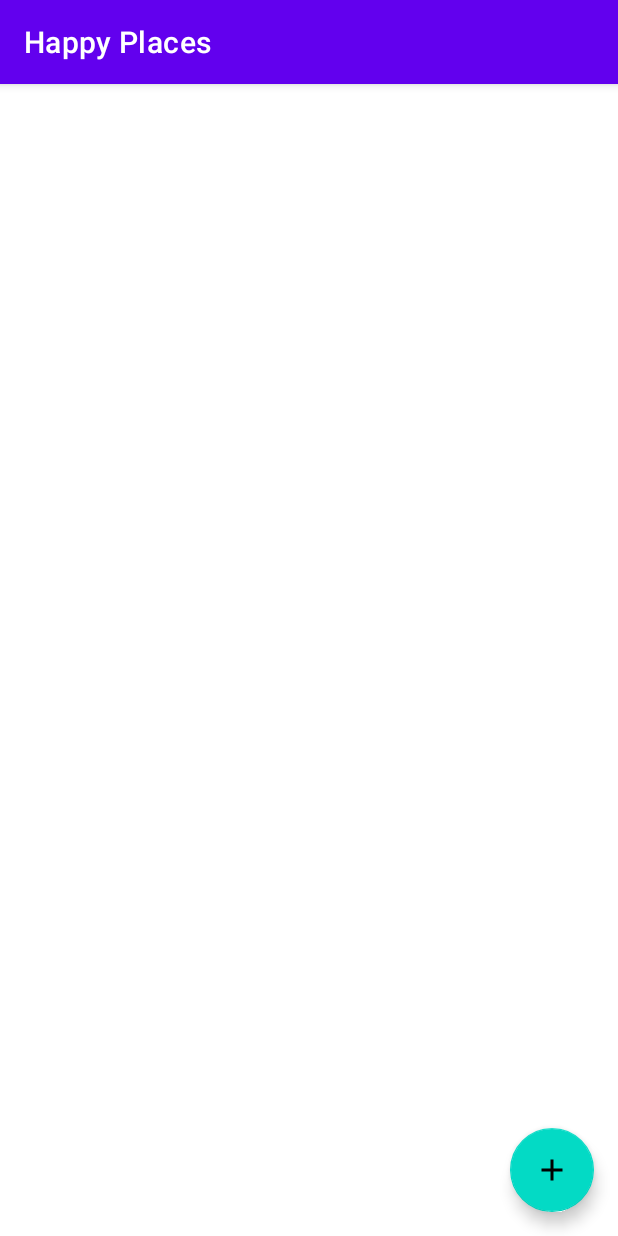
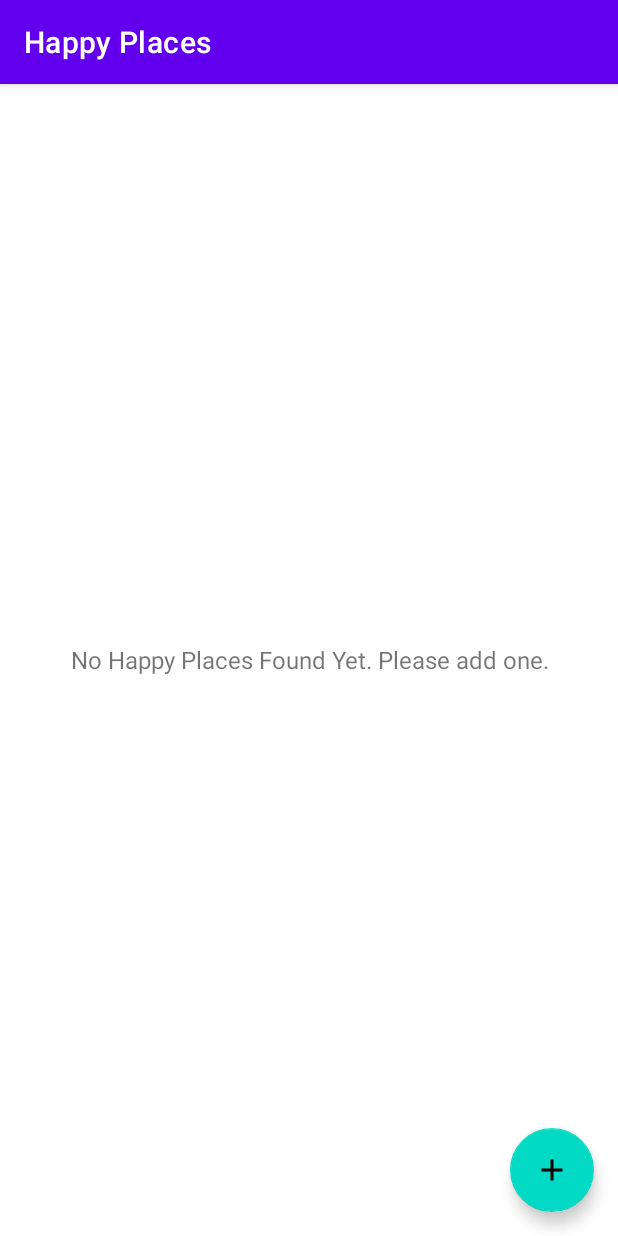
Before and after one commit to LeVi4869/AndroidDevStudies, an Android app: the screen it shows after launch (MainActivity), on a phone screen of 412 x 824 dp. Run offline under Robolectric (Android 15) with nearby library versions, the phone set to English and light mode, and no system bars.

Commit message:
setting up the database for HappyPlaces

```diff
--- a/HappyPlaces/app/src/main/AndroidManifest.xml
+++ b/HappyPlaces/app/src/main/AndroidManifest.xml
@@ -14,13 +14,13 @@
         android:supportsRtl="true"
         android:theme="@style/Theme.HappyPlaces">
         <activity
-            android:name=".AddHappyPlaceActivity"
+            android:name=".activities.AddHappyPlaceActivity"
             android:screenOrientation="portrait"
             android:label="ADD HAPPY PLACE"
             android:theme="@style/CustomNoActionBarTheme"
             android:exported="true" />
         <activity
-            android:name=".MainActivity"
+            android:name=".activities.MainActivity"
             android:exported="true">
             <intent-filter>
                 <action android:name="android.intent.action.MAIN" />
--- a/HappyPlaces/app/src/main/java/com/example/happyplaces/MainActivity.kt
+++ b/HappyPlaces/app/src/main/java/com/example/happyplaces/activities/MainActivity.kt
@@ -1,9 +1,12 @@
-package com.example.happyplaces
+package com.example.happyplaces.activities
 
 import android.content.Intent
 import androidx.appcompat.app.AppCompatActivity
 import android.os.Bundle
+import android.util.Log
+import com.example.happyplaces.database.DatabaseHandler
 import com.example.happyplaces.databinding.ActivityMainBinding
+import com.example.happyplaces.models.HappyPlaceModel
 
 class MainActivity : AppCompatActivity() {
 
@@ -17,5 +20,17 @@ class MainActivity : AppCompatActivity() {
             val intent = Intent(this, AddHappyPlaceActivity::class.java)
             startActivity(intent)
         }
+        getHappyPlacesListFromLocalDB()
+    }
+
+    private fun getHappyPlacesListFromLocalDB(){
+        val dbHandler = DatabaseHandler(this)
+        val getHappyPlaceList : ArrayList<HappyPlaceModel> = dbHandler.getHappyPlacesList()
+        if(getHappyPlaceList.size > 0){
+            for(i in getHappyPlaceList){
+                Log.e("Title", i.title)
+                Log.e("Description", i.description)
+            }
+        }
     }
 }
--- /dev/null
+++ b/HappyPlaces/app/src/main/java/com/example/happyplaces/database/DatabaseHandler.kt
@@ -0,0 +1,106 @@
+package com.example.happyplaces.database
+
+import android.content.ContentValues
+import android.content.Context
+import android.database.Cursor
+import android.database.sqlite.SQLiteDatabase
+import android.database.sqlite.SQLiteException
+import android.database.sqlite.SQLiteOpenHelper
+import com.example.happyplaces.models.HappyPlaceModel
+
+class DatabaseHandler(context: Context) :
+        SQLiteOpenHelper(context, DATABASE_NAME, null, DATABASE_VERSION) {
+
+        companion object {
+            private const val DATABASE_VERSION = 1
+            private const val DATABASE_NAME = "HappyPlacesDatabase"
+            private const val TABLE_HAPPY_PLACE = "HappyPlacesTable"
+
+            private const val KEY_ID = "_id"
+            private const val KEY_TITLE = "title"
+            private const val KEY_IMAGE = "image"
+            private const val KEY_DESCRIPTION = "description"
+            private const val KEY_DATE = "date"
+            private const val KEY_LOCATION = "location"
+            private const val KEY_LATITUDE = "latitude"
+            private const val KEY_LONGITUDE = "longitude"
+        }
+
+    override fun onCreate(db: SQLiteDatabase?) {
+        //creating table with fields
+        val CREATE_HAPPY_PLACE_TABLE = ("CREATE TABLE " + TABLE_HAPPY_PLACE + "("
+                + KEY_ID + " INTEGER PRIMARY KEY,"
+                + KEY_TITLE + " TEXT,"
+                + KEY_IMAGE + " TEXT,"
+                + KEY_DESCRIPTION + " TEXT,"
+                + KEY_DATE + " TEXT,"
+                + KEY_LOCATION + " TEXT,"
+                + KEY_LATITUDE + " TEXT,"
+                + KEY_LONGITUDE + " TEXT)")
+        db?.execSQL(CREATE_HAPPY_PLACE_TABLE)
+    }
+
+    override fun onUpgrade(db: SQLiteDatabase?, oldVersion: Int, newVersion: Int) {
+        db!!.execSQL("DROP TABLE IF EXISTS $TABLE_HAPPY_PLACE")
+        onCreate(db)
+    }
+
+    // TODO (Step 4 : After Creating a database handler class. Let us create an function to insert a happy place detail to respective table.)
+    // START
+    /**
+     * Function to insert a Happy Place details to SQLite Database.
+     */
+    fun addHappyPlace(happyPlace: HappyPlaceModel): Long {
+        val db = this.writableDatabase
+
+        val contentValues = ContentValues()
+        contentValues.put(KEY_TITLE, happyPlace.title) // HappyPlaceModelClass TITLE
+        contentValues.put(KEY_IMAGE, happyPlace.image) // HappyPlaceModelClass IMAGE
+        contentValues.put(
+            KEY_DESCRIPTION,
+            happyPlace.description
+        ) // HappyPlaceModelClass DESCRIPTION
+        contentValues.put(KEY_DATE, happyPlace.date) // HappyPlaceModelClass DATE
+        contentValues.put(KEY_LOCATION, happyPlace.location) // HappyPlaceModelClass LOCATION
+        contentValues.put(KEY_LATITUDE, happyPlace.latitude) // HappyPlaceModelClass LATITUDE
+        contentValues.put(KEY_LONGITUDE, happyPlace.longitude) // HappyPlaceModelClass LONGITUDE
+
+        // Inserting Row
+        val result = db.insert(TABLE_HAPPY_PLACE, null, contentValues)
+        //2nd argument is String containing nullColumnHack
+
+        db.close() // Closing database connection
+        return result
+    }
+
+    fun getHappyPlacesList() : ArrayList<HappyPlaceModel>{
+        val happyPlaceList = ArrayList<HappyPlaceModel>()
+        val selectQuery = "SELECT * FROM $TABLE_HAPPY_PLACE"
+        val db = this.readableDatabase
+        try {
+            val cursor : Cursor = db.rawQuery(selectQuery, null)
+
+            if(cursor.moveToFirst()){
+                do{
+                    val place = HappyPlaceModel(
+                        cursor.getInt(cursor.getColumnIndexOrThrow(KEY_ID)),
+                        cursor.getString(cursor.getColumnIndexOrThrow(KEY_TITLE)),
+                        cursor.getString(cursor.getColumnIndexOrThrow(KEY_IMAGE)),
+                        cursor.getString(cursor.getColumnIndexOrThrow(KEY_DESCRIPTION)),
+                        cursor.getString(cursor.getColumnIndexOrThrow(KEY_DATE)),
+                        cursor.getString(cursor.getColumnIndexOrThrow(KEY_LOCATION)),
+                        cursor.getDouble(cursor.getColumnIndexOrThrow(KEY_LATITUDE)),
+                        cursor.getDouble(cursor.getColumnIndexOrThrow(KEY_LONGITUDE))
+                    )
+                    happyPlaceList.add(place)
+                }while(cursor.moveToNext())
+            }
+            cursor.close()
+        }catch (e: SQLiteException){
+            db.execSQL(selectQuery)
+            return ArrayList()
+        }
+        return happyPlaceList
+    }
+
+}
--- a/HappyPlaces/app/src/main/res/layout/activity_add_happy_place.xml
+++ b/HappyPlaces/app/src/main/res/layout/activity_add_happy_place.xml
@@ -4,7 +4,7 @@
     xmlns:tools="http://schemas.android.com/tools"
     android:layout_width="match_parent"
     android:layout_height="match_parent"
-    tools:context=".AddHappyPlaceActivity">
+    tools:context=".activities.AddHappyPlaceActivity">
 
     <androidx.appcompat.widget.Toolbar
         android:id="@+id/toolbar_add_place"
--- a/HappyPlaces/app/src/main/res/layout/activity_main.xml
+++ b/HappyPlaces/app/src/main/res/layout/activity_main.xml
@@ -4,7 +4,25 @@
     xmlns:tools="http://schemas.android.com/tools"
     android:layout_width="match_parent"
     android:layout_height="match_parent"
-    tools:context=".MainActivity">
+    tools:context=".activities.MainActivity">
+
+    <androidx.recyclerview.widget.RecyclerView
+        android:id="@+id/rv_happy_places_list"
+        android:layout_width="match_parent"
+        android:layout_height="match_parent"
+        android:visibility="gone"
+        tools:visibility="gone"/>
+
+    <TextView
+        android:id="@+id/tv_no_records_available"
+        android:layout_width="match_parent"
+        android:layout_height="match_parent"
+        android:gravity="center"
+        android:text="@string/note_text_no_happy_places_found_yet"
+        android:textSize="@dimen/no_records_available_text_size"
+        android:visibility="visible"
+        tools:visibility="visible"
+        />
 
     <com.google.android.material.floatingactionbutton.FloatingActionButton
         android:id="@+id/fabAddHappyPlace"
--- a/HappyPlaces/app/src/main/res/values/dimens.xml
+++ b/HappyPlaces/app/src/main/res/values/dimens.xml
@@ -16,4 +16,5 @@
     <dimen name="image_border_stroke_size">0.5dp</dimen>
     <dimen name="add_place_image_shape_radius">3dp</dimen>
     <dimen name="button_radius">10dp</dimen>
+    <dimen name="no_records_available_text_size">16sp</dimen>
 </resources>
--- a/HappyPlaces/app/src/main/res/values/strings.xml
+++ b/HappyPlaces/app/src/main/res/values/strings.xml
@@ -6,4 +6,5 @@
     <string name="edit_text_hint_location">Location</string>
     <string name="text_add_image">ADD IMAGE</string>
     <string name="btn_text_save">SAVE</string>
+    <string name="note_text_no_happy_places_found_yet">No Happy Places Found Yet. Please add one.</string>
 </resources>
```
Also changed, not shown: HappyPlaces/app/src/main/java/com/example/happyplaces/activities/AddHappyPlaceActivity.kt (renamed from HappyPlaces/app/src/main/java/com/example/happyplaces/AddHappyPlaceActivity.kt, +44 -5 lines), HappyPlaces/app/src/main/java/com/example/happyplaces/models/HappyPlaceModel.kt (added, +12 -0 lines).
